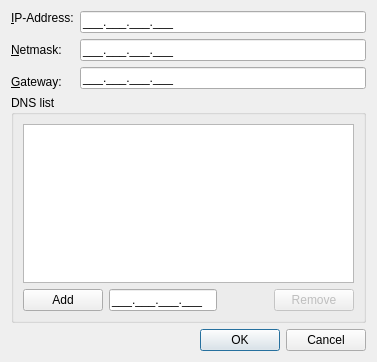
First picture: the form in qnut/ipconf.ui, repository dosnut/nut, before the edit.
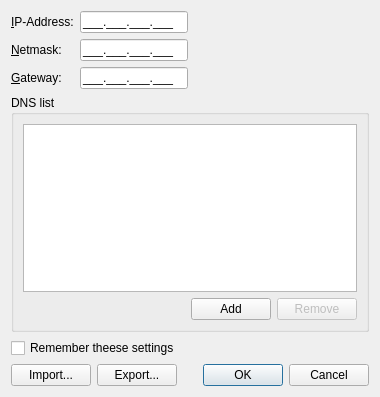
Second picture: the form after the edit.

Commit message: [qnut] small ui redesign for saving ip-configs, script settings and qt 4.5

The edit to the form file:
```diff
--- a/qnut/ipconf.ui
+++ b/qnut/ipconf.ui
@@ -1,13 +1,13 @@
 <ui version="4.0" >
  <author>Oliver Groß</author>
  <class>ipconf</class>
- <widget class="QDialog" name="ipconf" >
-  <property name="geometry" >
+ <widget class="QDialog" name="ipconf">
+  <property name="geometry">
    <rect>
     <x>0</x>
     <y>0</y>
-    <width>377</width>
-    <height>362</height>
+    <width>336</width>
+    <height>397</height>
    </rect>
   </property>
   <property name="sizePolicy" >
@@ -19,12 +19,15 @@
   <property name="windowTitle" >
    <string>IP Configuration</string>
   </property>
-  <layout class="QVBoxLayout" >
+  <layout class="QVBoxLayout" name="verticalLayout">
    <item>
-    <layout class="QGridLayout" >
-     <item row="0" column="0" >
-      <widget class="QLabel" name="ipLabel" >
-       <property name="text" >
+    <layout class="QFormLayout" name="formLayout">
+     <property name="fieldGrowthPolicy">
+      <enum>QFormLayout::ExpandingFieldsGrow</enum>
+     </property>
+     <item row="0" column="0">
+      <widget class="QLabel" name="ipLabel">
+       <property name="text">
         <string>&amp;IP-Address:</string>
        </property>
        <property name="buddy" >
@@ -32,10 +35,10 @@
        </property>
       </widget>
      </item>
-     <item rowspan="2" row="0" column="1" >
-      <widget class="QLineEdit" name="ipEdit" >
-       <property name="sizePolicy" >
-        <sizepolicy vsizetype="Fixed" hsizetype="MinimumExpanding" >
+     <item row="0" column="1">
+      <widget class="QLineEdit" name="ipEdit">
+       <property name="sizePolicy">
+        <sizepolicy hsizetype="Minimum" vsizetype="Fixed">
          <horstretch>0</horstretch>
          <verstretch>0</verstretch>
         </sizepolicy>
@@ -48,9 +51,9 @@
        </property>
       </widget>
      </item>
-     <item rowspan="3" row="1" column="0" >
-      <widget class="QLabel" name="netmaskLabel" >
-       <property name="text" >
+     <item row="1" column="0">
+      <widget class="QLabel" name="netmaskLabel">
+       <property name="text">
         <string>&amp;Netmask:</string>
        </property>
        <property name="buddy" >
@@ -58,10 +61,10 @@
        </property>
       </widget>
      </item>
-     <item row="2" column="1" >
-      <widget class="QLineEdit" name="netmaskEdit" >
-       <property name="sizePolicy" >
-        <sizepolicy vsizetype="Fixed" hsizetype="MinimumExpanding" >
+     <item row="1" column="1">
+      <widget class="QLineEdit" name="netmaskEdit">
+       <property name="sizePolicy">
+        <sizepolicy hsizetype="Minimum" vsizetype="Fixed">
          <horstretch>0</horstretch>
          <verstretch>0</verstretch>
         </sizepolicy>
@@ -71,22 +74,9 @@
        </property>
       </widget>
      </item>
-     <item rowspan="2" row="3" column="1" >
-      <widget class="QLineEdit" name="gatewayEdit" >
-       <property name="sizePolicy" >
-        <sizepolicy vsizetype="Fixed" hsizetype="MinimumExpanding" >
-         <horstretch>0</horstretch>
-         <verstretch>0</verstretch>
-        </sizepolicy>
-       </property>
-       <property name="inputMask" >
-        <string>000.000.000.000;_</string>
-       </property>
-      </widget>
-     </item>
-     <item row="4" column="0" >
-      <widget class="QLabel" name="gatewayLabel" >
-       <property name="text" >
+     <item row="2" column="0">
+      <widget class="QLabel" name="gatewayLabel">
+       <property name="text">
         <string>&amp;Gateway:</string>
        </property>
        <property name="buddy" >
@@ -94,58 +84,58 @@
        </property>
       </widget>
      </item>
+     <item row="2" column="1">
+      <widget class="QLineEdit" name="gatewayEdit">
+       <property name="sizePolicy">
+        <sizepolicy hsizetype="Minimum" vsizetype="Fixed">
+         <horstretch>0</horstretch>
+         <verstretch>0</verstretch>
+        </sizepolicy>
+       </property>
+       <property name="inputMask">
+        <string>000.000.000.000;_</string>
+       </property>
+      </widget>
+     </item>
     </layout>
    </item>
    <item>
-    <widget class="QGroupBox" name="groupBox" >
-     <property name="title" >
+    <widget class="QGroupBox" name="groupBox">
+     <property name="title">
       <string>DNS list</string>
      </property>
-     <layout class="QVBoxLayout" >
+     <layout class="QVBoxLayout">
       <item>
-       <widget class="QListView" name="dnsList" />
+       <widget class="QListView" name="dnsList"/>
       </item>
       <item>
-       <layout class="QHBoxLayout" >
+       <layout class="QHBoxLayout">
         <item>
-         <widget class="QPushButton" name="addButton" >
-          <property name="enabled" >
-           <bool>true</bool>
-          </property>
-          <property name="text" >
-           <string>Add</string>
-          </property>
-         </widget>
-        </item>
-        <item>
-         <widget class="QLineEdit" name="dnsEdit" >
-          <property name="sizePolicy" >
-           <sizepolicy vsizetype="Fixed" hsizetype="Minimum" >
-            <horstretch>0</horstretch>
-            <verstretch>0</verstretch>
-           </sizepolicy>
-          </property>
-          <property name="inputMask" >
-           <string>000.000.000.000;_</string>
-          </property>
-         </widget>
-        </item>
-        <item>
-         <spacer>
-          <property name="orientation" >
+         <spacer name="spacer1">
+          <property name="orientation">
            <enum>Qt::Horizontal</enum>
           </property>
-          <property name="sizeHint" >
+          <property name="sizeHint" stdset="0">
            <size>
-            <width>40</width>
-            <height>20</height>
+            <width>0</width>
+            <height>0</height>
            </size>
           </property>
          </spacer>
         </item>
         <item>
-         <widget class="QPushButton" name="removeButton" >
-          <property name="enabled" >
+         <widget class="QPushButton" name="addButton">
+          <property name="enabled">
+           <bool>true</bool>
+          </property>
+          <property name="text">
+           <string>Add</string>
+          </property>
+         </widget>
+        </item>
+        <item>
+         <widget class="QPushButton" name="removeButton">
+          <property name="enabled">
            <bool>false</bool>
           </property>
           <property name="text" >
@@ -159,18 +149,65 @@
     </widget>
    </item>
    <item>
-    <widget class="QDialogButtonBox" name="buttonBox" >
-     <property name="orientation" >
-      <enum>Qt::Horizontal</enum>
-     </property>
-     <property name="standardButtons" >
-      <set>QDialogButtonBox::Cancel|QDialogButtonBox::NoButton|QDialogButtonBox::Ok</set>
-     </property>
-     <property name="centerButtons" >
-      <bool>false</bool>
+    <widget class="QCheckBox" name="rememberCheck">
+     <property name="text">
+      <string>Remember theese settings</string>
      </property>
     </widget>
    </item>
+   <item>
+    <layout class="QHBoxLayout" name="horizontalLayout">
+     <item>
+      <widget class="QPushButton" name="importButton">
+       <property name="text">
+        <string>Import...</string>
+       </property>
+      </widget>
+     </item>
+     <item>
+      <widget class="QPushButton" name="exportButton">
+       <property name="text">
+        <string>Export...</string>
+       </property>
+      </widget>
+     </item>
+     <item>
+      <spacer name="horizontalSpacer">
+       <property name="orientation">
+        <enum>Qt::Horizontal</enum>
+       </property>
+       <property name="sizeType">
+        <enum>QSizePolicy::MinimumExpanding</enum>
+       </property>
+       <property name="sizeHint" stdset="0">
+        <size>
+         <width>20</width>
+         <height>0</height>
+        </size>
+       </property>
+      </spacer>
+     </item>
+     <item>
+      <widget class="QDialogButtonBox" name="buttonBox">
+       <property name="sizePolicy">
+        <sizepolicy hsizetype="Preferred" vsizetype="Fixed">
+         <horstretch>0</horstretch>
+         <verstretch>0</verstretch>
+        </sizepolicy>
+       </property>
+       <property name="orientation">
+        <enum>Qt::Horizontal</enum>
+       </property>
+       <property name="standardButtons">
+        <set>QDialogButtonBox::Cancel|QDialogButtonBox::Ok</set>
+       </property>
+       <property name="centerButtons">
+        <bool>false</bool>
+       </property>
+      </widget>
+     </item>
+    </layout>
+   </item>
   </layout>
  </widget>
  <tabstops>
```
Left out of the diff: 34 changed lines with no effect on the pictures. The commit also changes 1 other file.
